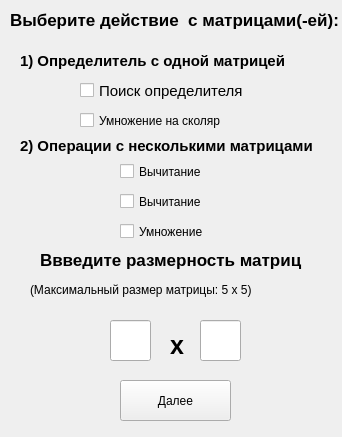
Old version of the form UI_FORM/form.ui in the repository TankistPro/MatrixCalc.
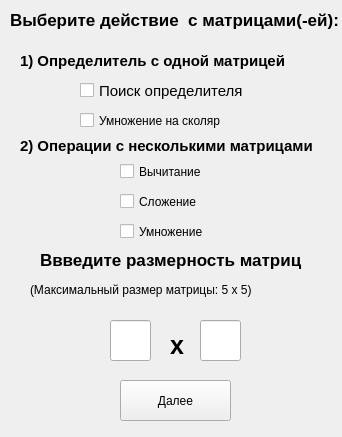
New version of the form.

What changed in the file:
```diff
--- a/UI_FORM/form.ui
+++ b/UI_FORM/form.ui
@@ -178,7 +178,7 @@
      </rect>
     </property>
     <property name="text">
-     <string>Вычитание</string>
+     <string>Сложение</string>
     </property>
    </widget>
    <widget class="QCheckBox" name="checkBox_3">
```
Left out of the diff: 10 changed lines with no effect on the pictures.
